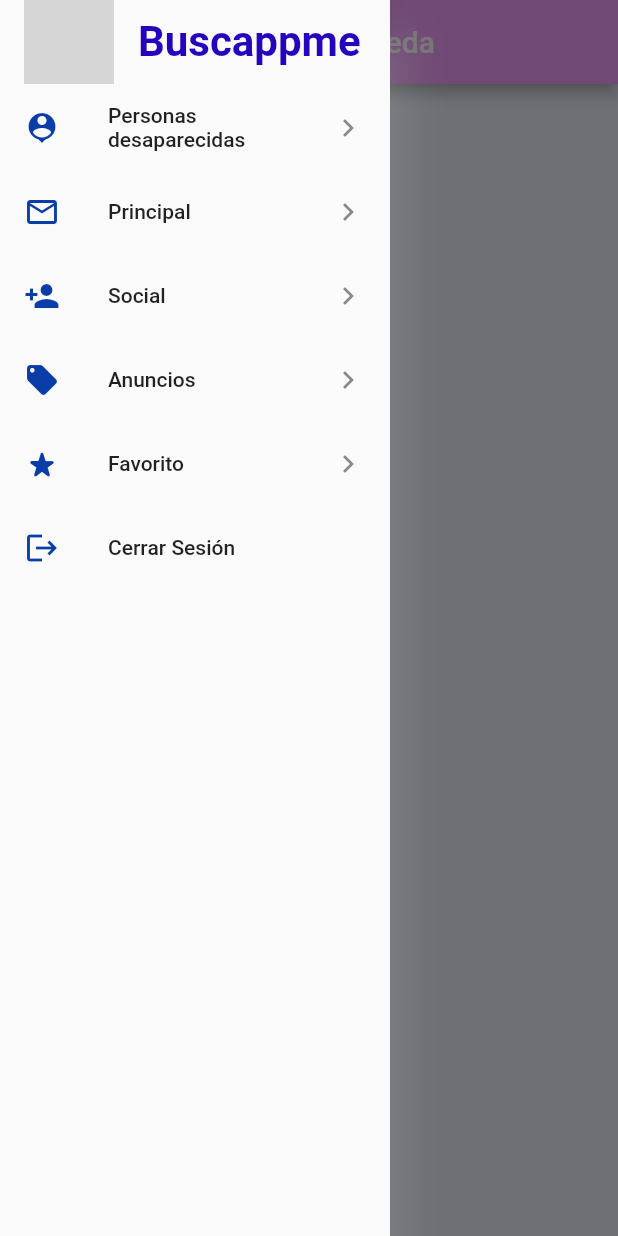
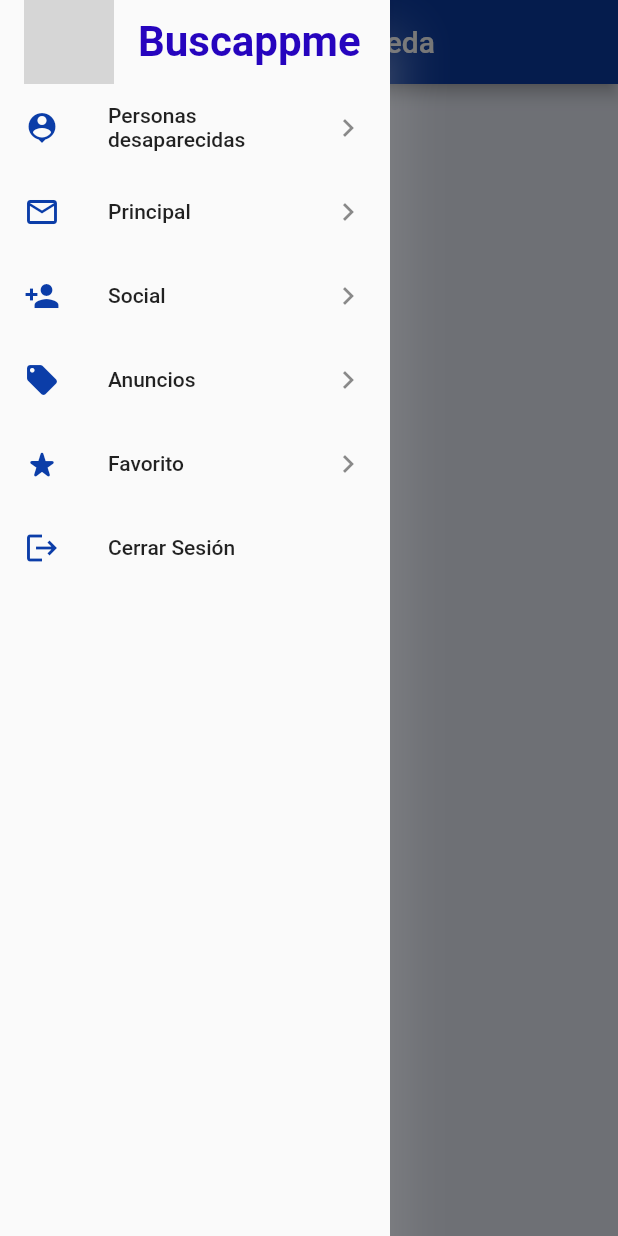
Before and after one commit to pao3cf/buscappme, a Flutter app: the PublicarBusquedaScreen screen opened by its route, with the side drawer open, on a phone screen of 412 x 824 dp. Run offline on Flutter 3.47's test engine with Material 2 defaults, Android fonts, the phone set to English and light mode, and no system bars; our stand-ins replace flutter_secure_storage, google_fonts, image_picker, shared_preferences; accounts and stored records are empty; network calls fail; grey boxes are pictures that could not be loaded.

Commit message:
cambio de color

```diff
--- a/lib/screen/busquedas/publicar_busqueda_screen.dart
+++ b/lib/screen/busquedas/publicar_busqueda_screen.dart
@@ -17,9 +17,9 @@ class _PublicarBusquedaScreenState extends State<PublicarBusquedaScreen> {
     return Scaffold(
       drawer: const DrawerScreen(),
       appBar: AppBar(
-        backgroundColor: const Color.fromARGB(255, 245, 159, 253),
+        backgroundColor: const Color.fromARGB(255, 11, 61, 168),
         centerTitle: true,
-        title: const Text( 'Publicar Búsqueda' ),
+        title: const Text('Publicar Búsqueda'),
       ),
       body: Column(
         children: [
@@ -28,7 +28,8 @@ class _PublicarBusquedaScreenState extends State<PublicarBusquedaScreen> {
               const Text('Seleccione una imagen'),
               IconButton(
                   onPressed: () async {
-                  final XFile? image = await ImagePicker().pickImage(source: ImageSource.gallery);
+                    final XFile? image = await ImagePicker()
+                        .pickImage(source: ImageSource.gallery);
                     setState(() {
                       _selectedImage = image;
                     });
```
Lines whose indentation alone changed are shown as unchanged.
